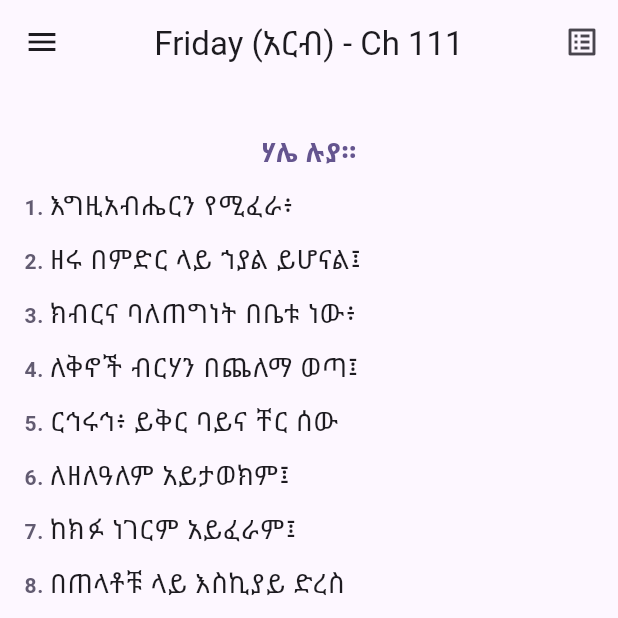
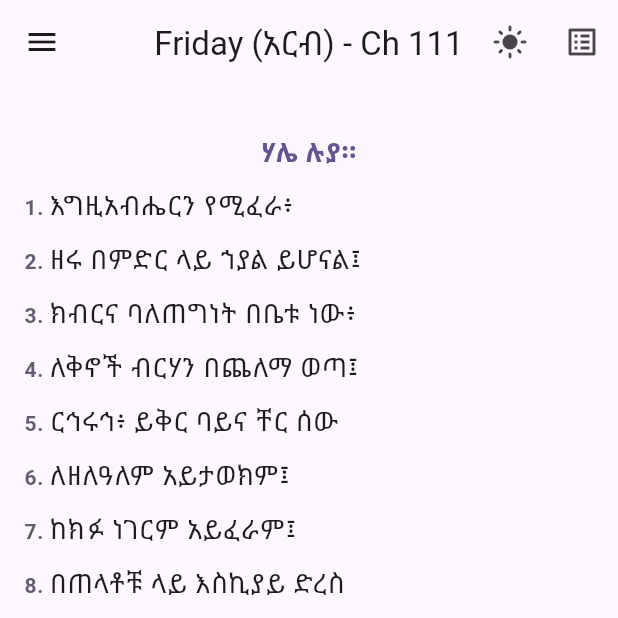
Before and after one commit to EOTCOpenSource/mezmuredawit, a Flutter app: the screen it shows after launch, on a phone screen of 412 x 824 dp, the top half of it. Run offline on Flutter 3.47's test engine with Material 3 defaults, Android fonts, the phone set to English and light mode, and no system bars.

Commit message:
Add theme toggling functionality with ValueNotifier

```diff
--- a/lib/main.dart
+++ b/lib/main.dart
@@ -1,6 +1,8 @@
 import 'dart:convert';
 import 'package:flutter/material.dart';
 import 'package:flutter/services.dart';
+
+final ValueNotifier<ThemeMode> themeNotifier = ValueNotifier(ThemeMode.system);
 
 void main() {
   runApp(const PrayerApp());
@@ -11,6 +13,9 @@ class PrayerApp extends StatelessWidget {
 
   @override
   Widget build(BuildContext context) {
+    return ValueListenableBuilder<ThemeMode>(
+      valueListenable: themeNotifier,
+      builder: (_, ThemeMode currentMode, __) {
         return MaterialApp(
           title: 'Mezmure Dawit',
           debugShowCheckedModeBanner: false,
@@ -34,8 +39,10 @@ class PrayerApp extends StatelessWidget {
               centerTitle: true,
             ),
           ),
-      themeMode: ThemeMode.system,
+          themeMode: currentMode,
           home: const HomePage(),
+        );
+      },
     );
   }
 }
@@ -214,6 +221,31 @@ class _HomePageState extends State<HomePage> {
       appBar: AppBar(
         title: Text(_selectedDay != null ? '${_selectedDay!.name} - Ch $_currentChapterNumber' : _bookNameAm),
         actions: [
+          ValueListenableBuilder<ThemeMode>(
+            valueListenable: themeNotifier,
+            builder: (context, currentMode, child) {
+              return IconButton(
+                icon: Icon(
+                  currentMode == ThemeMode.light
+                      ? Icons.dark_mode
+                      : Icons.light_mode,
+                ),
+                tooltip: 'Toggle Theme',
+                onPressed: () {
+                  if (currentMode == ThemeMode.light) {
+                    themeNotifier.value = ThemeMode.dark;
+                  } else if (currentMode == ThemeMode.dark) {
+                    themeNotifier.value = ThemeMode.light;
+                  } else {
+                    final brightness = MediaQuery.of(context).platformBrightness;
+                    themeNotifier.value = brightness == Brightness.dark
+                        ? ThemeMode.light
+                        : ThemeMode.dark;
+                  }
+                },
+              );
+            },
+          ),
           IconButton(
             icon: const Icon(Icons.list_alt),
             tooltip: 'Choose Chapter',
```
Lines whose indentation alone changed are shown as unchanged.
